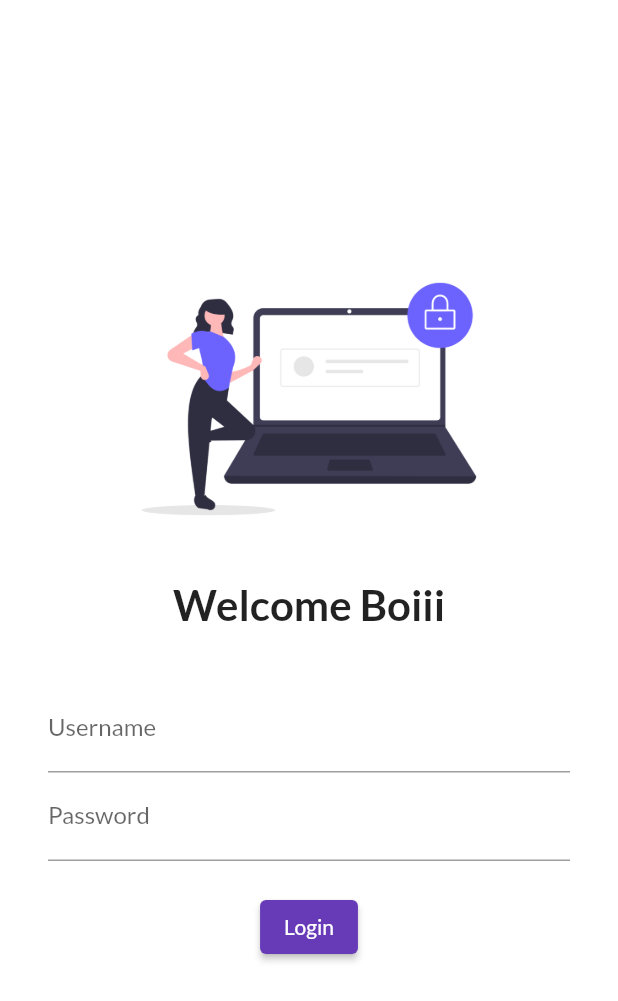
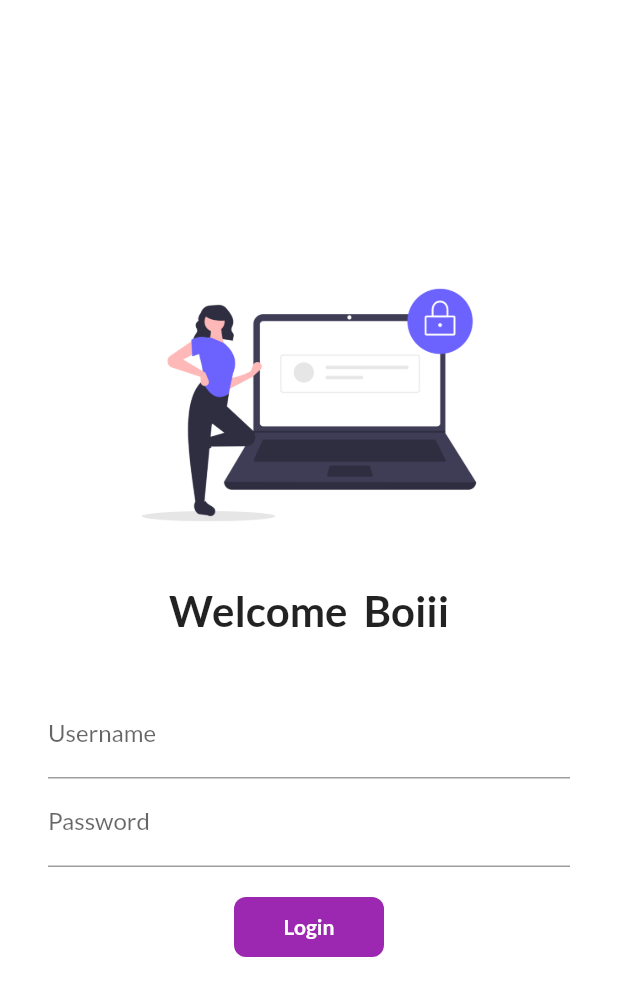
Before and after one commit to aayushchauhan17/flutter_catalog, a Flutter app: the screen it shows after launch, on a phone screen of 412 x 824 dp. Shown: the top 1001 px of the screen. Run offline on Flutter 3.47's test engine with Material 2 defaults, Android fonts, the phone set to English and light mode, and no system bars; our stand-ins replace google_fonts.

Commit message:
animmation added

```diff
--- a/lib/pages/login_page.dart
+++ b/lib/pages/login_page.dart
@@ -1,8 +1,32 @@
 import "package:flutter/material.dart";
 import "package:flutter_catalog/utils/my_routes.dart";
 
-class LoginPage extends StatelessWidget {
+class LoginPage extends StatefulWidget {
   const LoginPage({super.key});
+
+  @override
+  State<LoginPage> createState() => _LoginPageState();
+}
+
+class _LoginPageState extends State<LoginPage> {
+  String name = "";
+  bool changeButton = false;
+
+  final _formKey = GlobalKey<FormState>();
+
+  Future<void> onPressFunction(BuildContext context) async {
+    if (_formKey.currentState!.validate()) {
+      setState(() {
+        changeButton = true;
+      });
+      await Future.delayed(const Duration(seconds: 2));
+
+      // await Navigator.pushNamed(context, MyRoutes.home);
+      setState(() {
+        changeButton = false;
+      });
+    }
+  }
 
   @override
   Widget build(BuildContext context) {
@@ -10,6 +34,8 @@ class LoginPage extends StatelessWidget {
       color: Colors.white,
       child: Center(
         child: SingleChildScrollView(
+          child: Form(
+            key: _formKey,
             child: Column(
               children: [
                 const SizedBox(
@@ -23,9 +49,9 @@ class LoginPage extends StatelessWidget {
                 const SizedBox(
                   height: 20.0,
                 ),
-              const Text(
-                "Welcome Boiii",
-                style: TextStyle(
+                Text(
+                  'Welcome $name Boiii',
+                  style: const TextStyle(
                     fontSize: 28,
                     fontWeight: FontWeight.bold,
                   ),
@@ -45,6 +71,18 @@ class LoginPage extends StatelessWidget {
                           hintText: "Enter your Name",
                           labelText: "Username",
                         ),
+                        onChanged: (value) {
+                          setState(() {
+                            name = value;
+                          });
+                        },
+                        validator: (String? value) {
+                          if (value != null && value.isEmpty) {
+                            return ("Please Enter the Name.");
+                          } else {
+                            return null;
+                          }
+                        },
                       ),
                       TextFormField(
                         obscureText: true,
@@ -52,17 +90,45 @@ class LoginPage extends StatelessWidget {
                           hintText: "Enter Password",
                           labelText: "Password",
                         ),
+                        validator: (value) {
+                          if (value != null && value.isEmpty) {
+                            return "Please Enter the Password";
+                          } else if (value != null && value.length < 6) {
+                            return "Please should be atleast 6 digit";
+                          }
+
+                          return null;
+                        },
                       ),
                       const SizedBox(
                         height: 20.0,
                       ),
-                    ElevatedButton(
-                        onPressed: () {
-                          print("hii tmc");
-
-                          Navigator.pushNamed(context, MyRoutes.home);
-                        },
-                        child: const Text("Login"))
+                      InkWell(
+                        onTap: () => onPressFunction(context),
+                        child: AnimatedContainer(
+                          duration: const Duration(seconds: 1),
+                          width: changeButton ? 40 : 100,
+                          height: 40,
+                          alignment: Alignment.center,
+                          decoration: BoxDecoration(
+                            color: Colors.purple,
+                            borderRadius:
+                                BorderRadius.circular(changeButton ? 50 : 8),
+                          ),
+                          child: changeButton
+                              ? const Icon(
+                                  Icons.done,
+                                  color: Colors.white,
+                                )
+                              : const Text(
+                                  "Login",
+                                  style: TextStyle(
+                                    color: Colors.white,
+                                    fontWeight: FontWeight.w600,
+                                  ),
+                                ),
+                        ),
+                      )
                     ],
                   ),
                 )
@@ -70,6 +136,7 @@ class LoginPage extends StatelessWidget {
             ),
           ),
         ),
+      ),
     );
   }
 }
```
Lines whose indentation alone changed are shown as unchanged.
